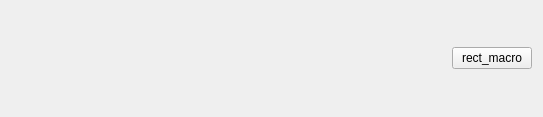
First picture: the form in gui/shob_bot_wb.ui, repository MrSamuelLaw/shop_bot, before the edit.
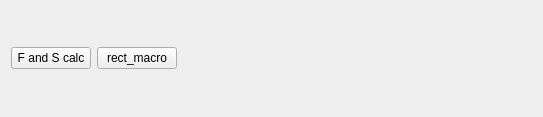
Second picture: the form after the edit.

```diff
--- a/gui/shob_bot_wb.ui
+++ b/gui/shob_bot_wb.ui
@@ -14,14 +14,21 @@
    <string>Form</string>
   </property>
   <layout class="QGridLayout" name="gridLayout">
-   <item row="0" column="1">
+   <item row="0" column="2">
     <widget class="QPushButton" name="rect_macro_button">
      <property name="text">
       <string>rect_macro</string>
      </property>
     </widget>
    </item>
-   <item row="0" column="0">
+   <item row="0" column="1">
+    <widget class="QPushButton" name="FnS_calc_pushButton">
+     <property name="text">
+      <string>F and S calc</string>
+     </property>
+    </widget>
+   </item>
+   <item row="0" column="3">
     <spacer name="horizontalSpacer">
      <property name="orientation">
       <enum>Qt::Horizontal</enum>
```
